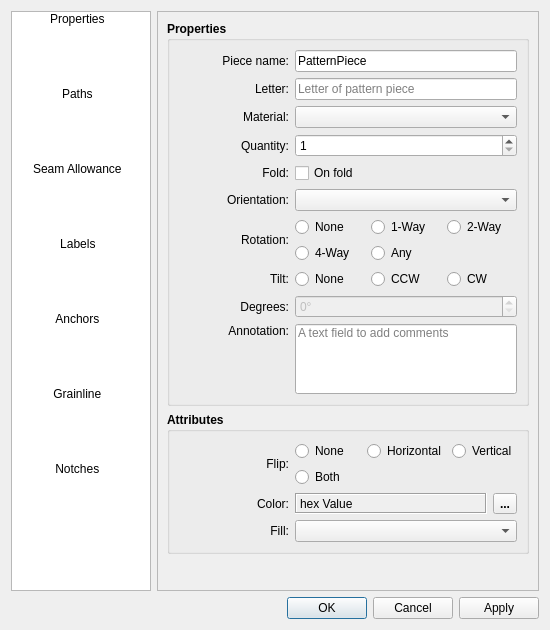
Before: the Qt Designer form src/libs/vtools/dialogs/tools/piece/pattern_piece_dialog.ui in seamly/Seamly2D, drawn with Qt 5.
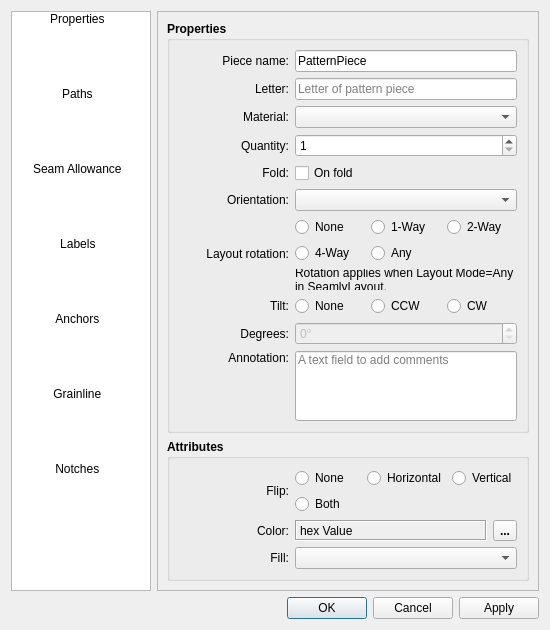
After: the same form once the commit is applied. The open tabs and pages were chosen to show the change. Icons and pictures are not drawn. Custom widgets are drawn as their Qt base class.

Commit message:
Rename Piece Properties Rotation to Layout rotation
- Piece Properties label "Rotation:" now reads "Layout rotation:".
- New line below the radio buttons: "Rotation applies when Layout Mode=Any in SeamlyLayout."
- Seamly2D does not know the SeamlyLayout Layout Mode, so the setting stays visible.
- SeamlyLayout Settings tip and the data-rotation docs use the new name.

Patch:
```diff
--- a/src/libs/vtools/dialogs/tools/piece/pattern_piece_dialog.ui
+++ b/src/libs/vtools/dialogs/tools/piece/pattern_piece_dialog.ui
@@ -659,7 +659,7 @@
                  </font>
                 </property>
                 <property name="text">
-                 <string>Rotation:</string>
+                 <string>Layout rotation:</string>
                 </property>
                 <property name="alignment">
                  <set>Qt::AlignRight|Qt::AlignTrailing|Qt::AlignVCenter</set>
@@ -764,6 +764,22 @@
                    </attribute>
                   </widget>
                  </item>
+                 <item row="2" column="0" colspan="3">
+                  <widget class="QLabel" name="rotationLayoutMode_Label">
+                   <property name="font">
+                    <font>
+                     <pointsize>9</pointsize>
+                     <bold>false</bold>
+                    </font>
+                   </property>
+                   <property name="text">
+                    <string>Rotation applies when Layout Mode=Any in SeamlyLayout.</string>
+                   </property>
+                   <property name="wordWrap">
+                    <bool>true</bool>
+                   </property>
+                  </widget>
+                 </item>
                 </layout>
                </widget>
               </item>
```
The commit also changes 5 other files.
